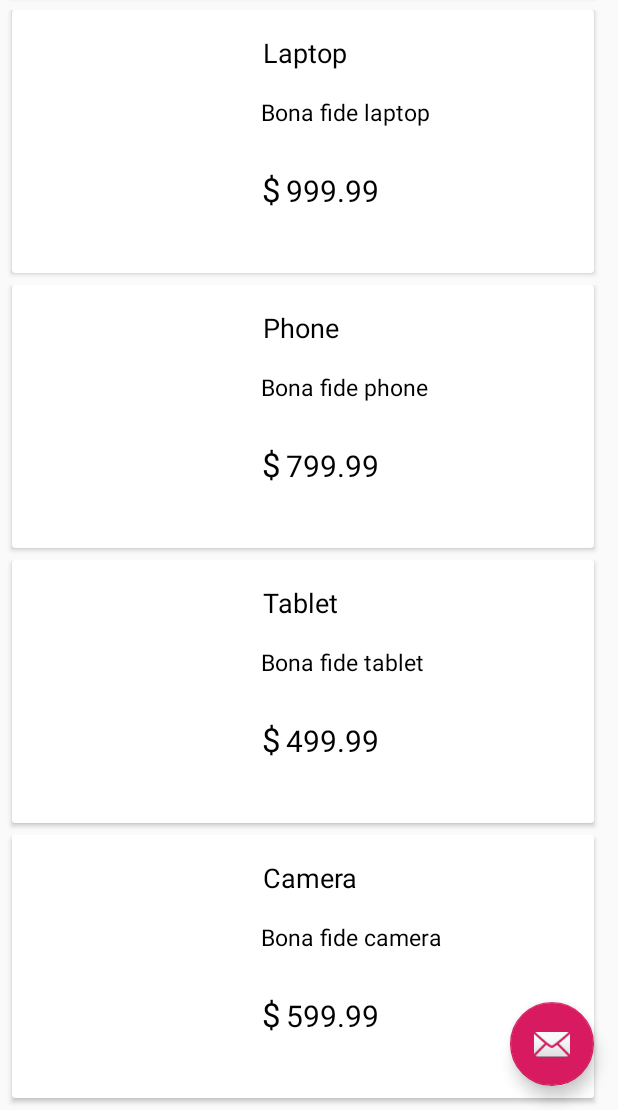
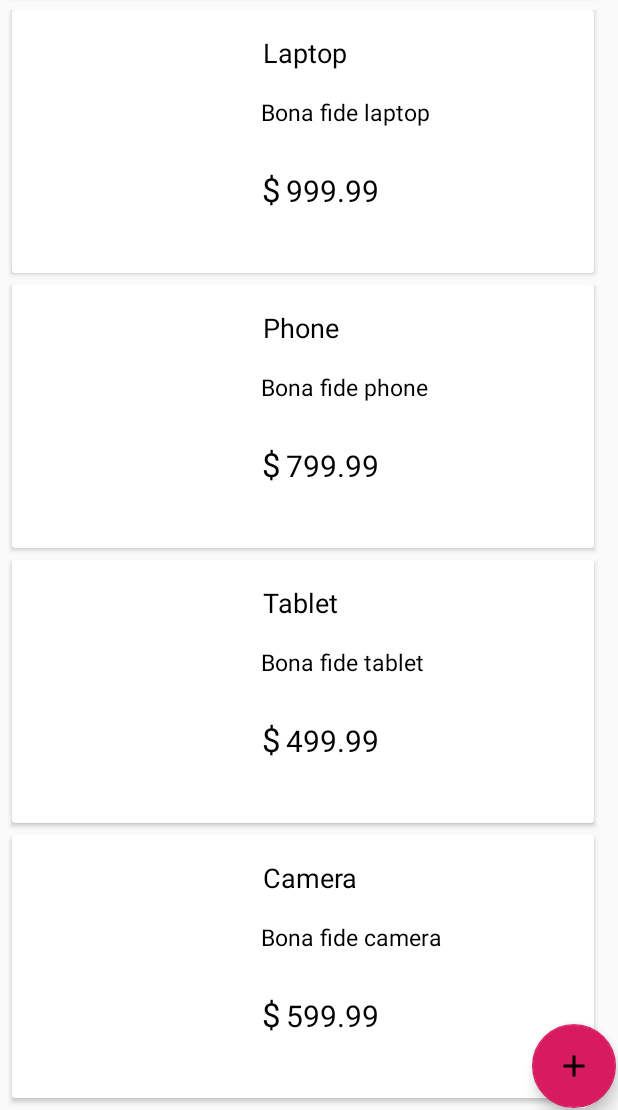
Before and after one commit to paraspathak/Bazar, an Android app: the Slidermenu screen opened directly, with no data from a screen before it, scrolled down 332 dp, on a phone screen of 412 x 824 dp, the part 126-1236 px from its top. Run offline under Robolectric (Android 15) with nearby library versions, the phone set to English and light mode, and no system bars.

Commit message:
Fab icon updated

```diff
--- /dev/null
+++ b/app/src/main/res/drawable/ic_add_black_24dp.xml
@@ -0,0 +1,9 @@
+<vector xmlns:android="http://schemas.android.com/apk/res/android"
+        android:width="24dp"
+        android:height="24dp"
+        android:viewportWidth="24.0"
+        android:viewportHeight="24.0">
+    <path
+        android:fillColor="#FF000000"
+        android:pathData="M19,13h-6v6h-2v-6H5v-2h6V5h2v6h6v2z"/>
+</vector>
--- a/app/src/main/res/layout/app_bar_slidermenu.xml
+++ b/app/src/main/res/layout/app_bar_slidermenu.xml
@@ -16,7 +16,9 @@
 
     </android.support.design.widget.AppBarLayout>
 
-    <include layout="@layout/content_slidermenu" />
+    <include
+        android:id="@+id/include"
+        layout="@layout/content_slidermenu" />
 
     <android.support.design.widget.FloatingActionButton
         android:id="@+id/fab"
@@ -24,6 +26,9 @@
         android:layout_height="wrap_content"
         android:layout_gravity="bottom|end"
         android:layout_margin="@dimen/fab_margin"
-        app:srcCompat="@android:drawable/ic_dialog_email" />
+        android:scaleType="centerInside"
+        app:layout_anchor="@+id/include"
+        app:layout_anchorGravity="end|bottom"
+        app:srcCompat="@drawable/ic_add_black_24dp" />
 
 </android.support.design.widget.CoordinatorLayout>
--- a/app/src/main/res/values/dimens.xml
+++ b/app/src/main/res/values/dimens.xml
@@ -4,5 +4,5 @@
     <dimen name="activity_vertical_margin">16dp</dimen>
     <dimen name="nav_header_vertical_spacing">8dp</dimen>
     <dimen name="nav_header_height">176dp</dimen>
-    <dimen name="fab_margin">16dp</dimen>
+    <dimen name="fab_margin">1dp</dimen>
 </resources>
```
